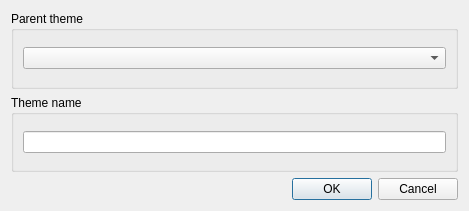
First picture: the form in theme_dlg.ui, repository Testorator/Testik, before the edit.
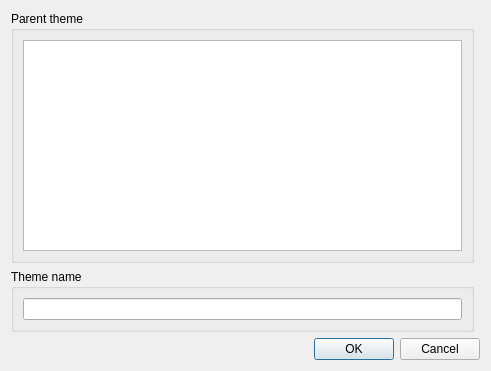
Second picture: the form after the edit.

Commit message: create addTheme function (aplpha ver)

The edit to the form file:
```diff
--- a/theme_dlg.ui
+++ b/theme_dlg.ui
@@ -6,14 +6,24 @@
    <rect>
     <x>0</x>
     <y>0</y>
-    <width>469</width>
-    <height>211</height>
+    <width>491</width>
+    <height>371</height>
    </rect>
   </property>
   <property name="windowTitle">
    <string>Dialog</string>
   </property>
   <layout class="QGridLayout" name="gridLayout">
+   <item row="3" column="0" colspan="2">
+    <widget class="QDialogButtonBox" name="buttonBox">
+     <property name="orientation">
+      <enum>Qt::Horizontal</enum>
+     </property>
+     <property name="standardButtons">
+      <set>QDialogButtonBox::Cancel|QDialogButtonBox::Ok</set>
+     </property>
+    </widget>
+   </item>
    <item row="0" column="0">
     <widget class="QGroupBox" name="groupBox">
      <property name="title">
@@ -21,22 +31,32 @@
      </property>
      <layout class="QGridLayout" name="gridLayout_2">
       <item row="0" column="0">
-       <widget class="QComboBox" name="comboBox_PThemes"/>
+       <widget class="QTreeWidget" name="treeWidget_Themes">
+        <property name="itemsExpandable">
+         <bool>true</bool>
+        </property>
+        <property name="columnCount">
+         <number>2</number>
+        </property>
+        <attribute name="headerVisible">
+         <bool>false</bool>
+        </attribute>
+        <column>
+         <property name="text">
+          <string notr="true">name</string>
+         </property>
+        </column>
+        <column>
+         <property name="text">
+          <string>id</string>
+         </property>
+        </column>
+       </widget>
       </item>
      </layout>
     </widget>
    </item>
    <item row="2" column="0">
-    <widget class="QDialogButtonBox" name="buttonBox">
-     <property name="orientation">
-      <enum>Qt::Horizontal</enum>
-     </property>
-     <property name="standardButtons">
-      <set>QDialogButtonBox::Cancel|QDialogButtonBox::Ok</set>
-     </property>
-    </widget>
-   </item>
-   <item row="1" column="0">
     <widget class="QGroupBox" name="groupBox_2">
      <property name="title">
       <string>Theme name</string>
```
The commit also changes 9 other files.
